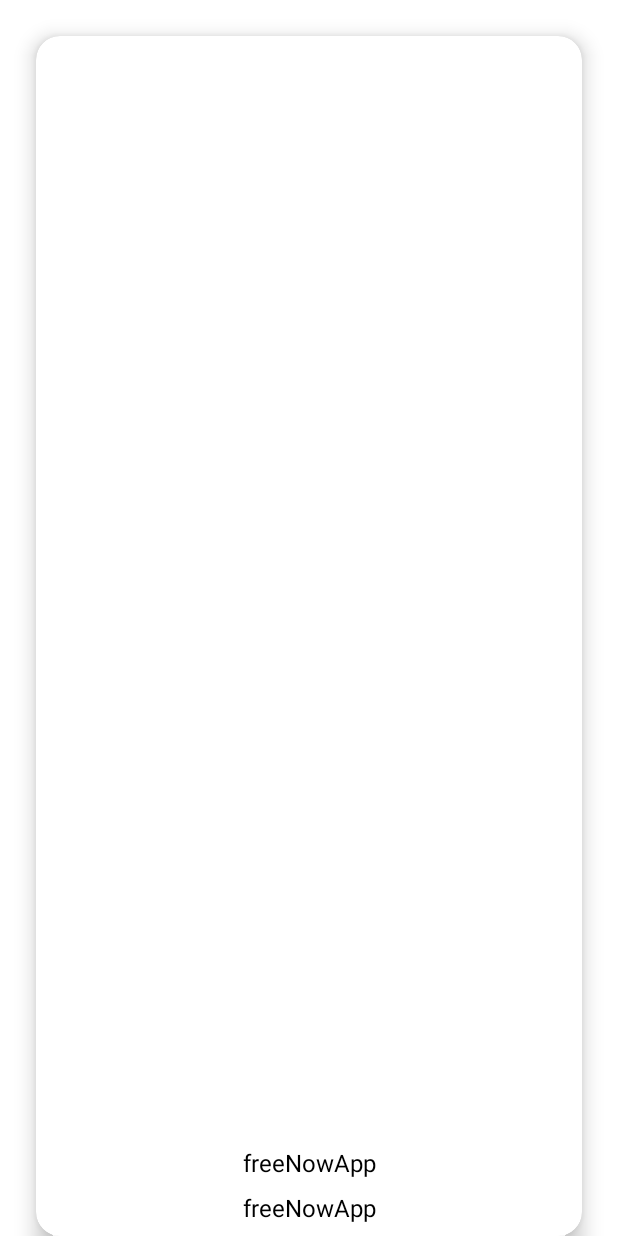
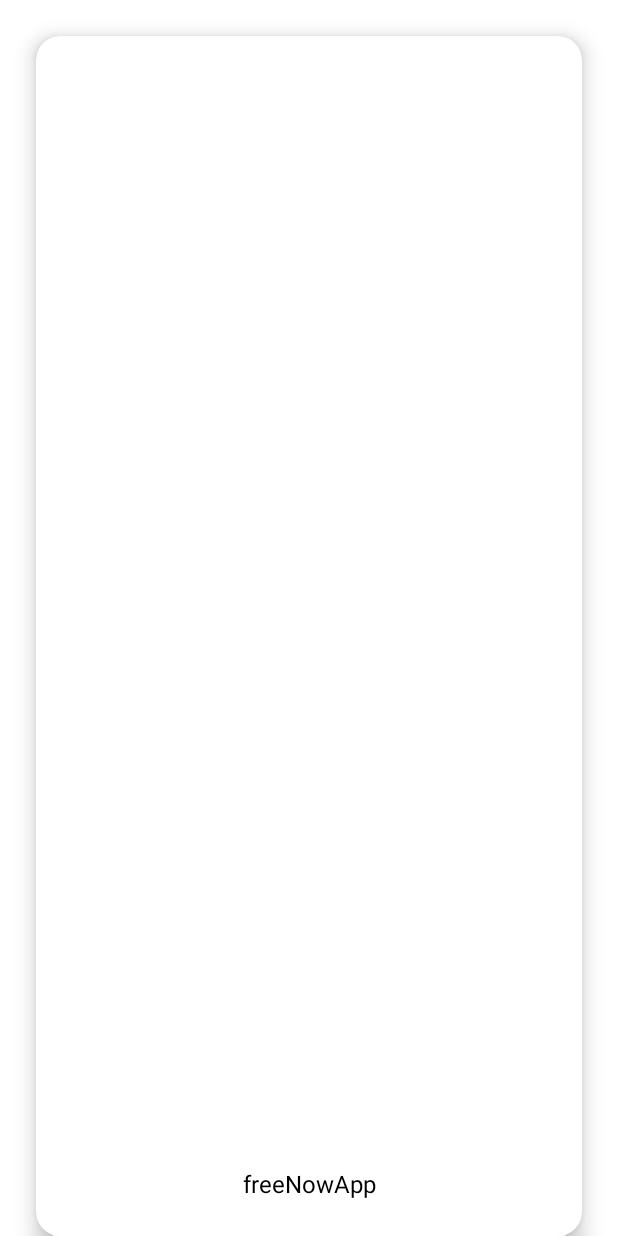
Before and after one commit to AhmedBahaaAndroid/CoroutinesTask, an Android app: the layout vehical_card_item.xml on its own in the app's theme, with its tools: preview values and no code run, on a phone screen of 412 x 824 dp. Run offline under Robolectric (Android 15) with nearby library versions, the phone set to English and light mode, and no system bars.

Commit message:
remove heading

```diff
--- a/app/src/main/java/com/example/freenowapp/ui/homeView/adapters/VehiclesAdapter.kt
+++ b/app/src/main/java/com/example/freenowapp/ui/homeView/adapters/VehiclesAdapter.kt
@@ -28,7 +28,6 @@ class VehiclesAdapter(
             with(binding) {
                 vehicalType.text =
                     itemView.context.getString(R.string.fleet_type, item.fleetType?.name?.lowercase() )
-                vehicalHeading.text = itemView.context.getString(R.string.heading, item.heading.toString())
                 Glide.with(itemView.context)
                     .asBitmap()
                     .fitCenter()
--- a/app/src/main/res/layout/vehical_card_item.xml
+++ b/app/src/main/res/layout/vehical_card_item.xml
@@ -18,27 +18,17 @@
         android:layout_width="match_parent"
         android:layout_height="match_parent">
 
+
         <TextView
-            android:id="@+id/vehicalHeading"
+            android:id="@+id/vehicalType"
             android:layout_width="match_parent"
             android:layout_height="wrap_content"
-            android:layout_marginBottom="8dp"
+            android:layout_marginBottom="24dp"
             android:gravity="center"
             android:text="@string/app_name"
             android:textColor="@color/black"
             android:textSize="16sp"
             app:layout_constraintBottom_toBottomOf="parent" />
-
-        <TextView
-            android:id="@+id/vehicalType"
-            android:layout_width="match_parent"
-            android:layout_height="wrap_content"
-            android:layout_marginBottom="8dp"
-            android:gravity="center"
-            android:text="@string/app_name"
-            android:textColor="@color/black"
-            android:textSize="16sp"
-            app:layout_constraintBottom_toTopOf="@id/vehicalHeading" />
 
         <ImageView
             android:id="@+id/vehicalImage"
--- a/app/src/main/res/values/strings.xml
+++ b/app/src/main/res/values/strings.xml
@@ -1,5 +1,4 @@
 <resources>
     <string name="app_name">freeNowApp</string>
     <string name="fleet_type">Fleet type: %1$s</string>
-    <string name="heading">Heading : %s</string>
 </resources>
```
